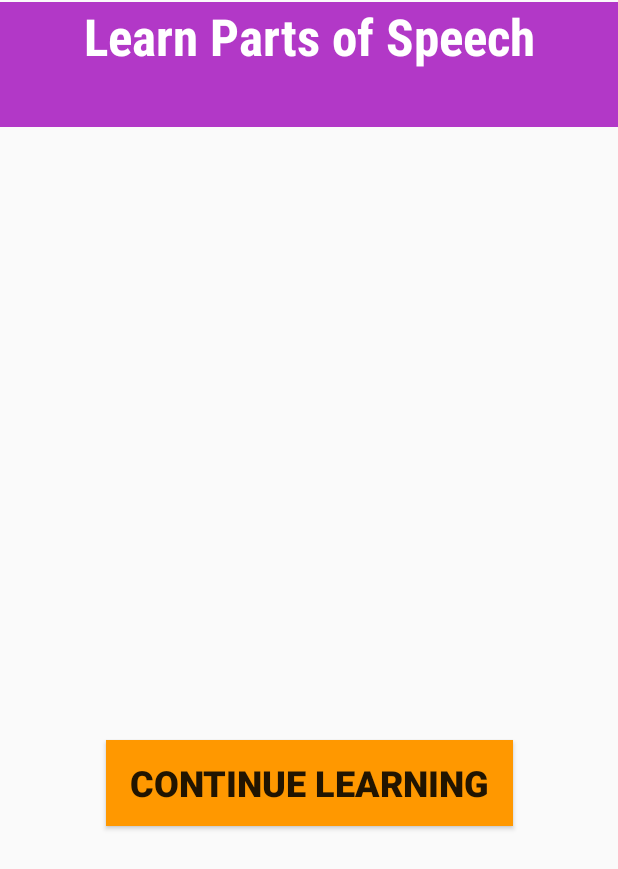
After one commit to BSEF19A519/Assignment_02, an Android app: the Result screen opened directly, with no data from a screen before it, on a phone screen of 412 x 824 dp. The commit adds this screen. Shown: the top 869 px of the screen. Run offline under Robolectric (Android 15) with nearby library versions, the phone set to English and light mode, and no system bars.

Commit message:
result changed

```diff
--- a/app/src/main/AndroidManifest.xml
+++ b/app/src/main/AndroidManifest.xml
@@ -9,6 +9,9 @@
         android:roundIcon="@mipmap/ic_launcher_round"
         android:supportsRtl="true"
         android:theme="@style/Theme.Assignment_02">
+        <activity
+            android:name=".Result"
+            android:exported="false" />
         <activity
             android:name=".Quiz"
             android:exported="false" />
--- /dev/null
+++ b/app/src/main/java/com/example/assignment_02/Result.java
@@ -0,0 +1,31 @@
+package com.example.assignment_02;
+
+import androidx.appcompat.app.AppCompatActivity;
+
+import android.content.Intent;
+import android.os.Bundle;
+import android.text.method.ScrollingMovementMethod;
+import android.view.View;
+import android.widget.TextView;
+
+public class Result extends AppCompatActivity {
+
+    @Override
+    protected void onCreate(Bundle savedInstanceState) {
+        super.onCreate(savedInstanceState);
+        setContentView(R.layout.activity_result);
+
+        TextView textView1,txtview2;
+        textView1=findViewById(R.id.textView14);
+        txtview2=findViewById(R.id.textView15);
+
+        Intent intent = getIntent();
+        textView1.setText(intent.getStringExtra("result"));
+        txtview2.setText(intent.getStringExtra("msg"));
+    }
+
+    public void Back(View view) {
+        Intent intent = new Intent(Result.this, MainActivity.class);
+        startActivity(intent);
+    }
+}
--- a/app/src/main/res/layout/activity_articles.xml
+++ b/app/src/main/res/layout/activity_articles.xml
@@ -31,6 +31,7 @@
         android:layout_height="wrap_content"
         android:scrollbars="vertical"
         android:text="@string/textview"
+        android:textSize="20sp"
         app:layout_constraintEnd_toEndOf="parent"
         app:layout_constraintStart_toStartOf="parent"
         app:layout_constraintTop_toBottomOf="@+id/textViewarticle"
--- a/app/src/main/res/layout/activity_conjuctions.xml
+++ b/app/src/main/res/layout/activity_conjuctions.xml
@@ -30,6 +30,7 @@
         android:layout_width="0dp"
         android:layout_height="wrap_content"
         android:scrollbars="vertical"
+        android:textSize="20sp"
         android:text="@string/textview"
         app:layout_constraintEnd_toEndOf="parent"
         app:layout_constraintStart_toStartOf="parent"
--- a/app/src/main/res/layout/activity_menu.xml
+++ b/app/src/main/res/layout/activity_menu.xml
@@ -171,7 +171,7 @@
             android:layout_marginTop="?android:attr/scrollbarSize"
             android:layout_marginRight="?android:attr/scrollbarSize"
             android:layout_marginBottom="?android:attr/scrollbarSize"
-            android:background="@color/backcolor"
+            android:background="@color/purple_200"
             android:onClick="Quiz"
             android:text="@string/attempt_quiz"
             android:textAlignment="center"
--- a/app/src/main/res/layout/activity_prepositions.xml
+++ b/app/src/main/res/layout/activity_prepositions.xml
@@ -30,6 +30,7 @@
         android:layout_width="0dp"
         android:layout_height="wrap_content"
         android:scrollbars="vertical"
+        android:textSize="20sp"
         android:text="@string/textview"
         app:layout_constraintEnd_toEndOf="parent"
         app:layout_constraintStart_toStartOf="parent"
--- a/app/src/main/res/layout/activity_pronoun.xml
+++ b/app/src/main/res/layout/activity_pronoun.xml
@@ -30,6 +30,7 @@
         android:layout_width="0dp"
         android:layout_height="wrap_content"
         android:scrollbars="vertical"
+        android:textSize="20sp"
         android:text="@string/textview"
         app:layout_constraintEnd_toEndOf="parent"
         app:layout_constraintStart_toStartOf="parent"
--- a/app/src/main/res/layout/activity_quiz.xml
+++ b/app/src/main/res/layout/activity_quiz.xml
@@ -34,10 +34,9 @@
         android:layout_marginLeft="?android:attr/scrollbarSize"
         android:layout_marginTop="?android:attr/scrollbarSize"
         android:layout_marginRight="?android:attr/scrollbarSize"
-        android:layout_marginBottom="?android:attr/scrollbarSize"
         android:text="@string/textview"
         android:textAlignment="textStart"
-        android:textSize="24sp"
+        android:textSize="20sp"
         android:textStyle="normal"
         app:layout_constraintEnd_toEndOf="parent"
         app:layout_constraintHorizontal_bias="0.0"
@@ -113,7 +112,7 @@
             android:layout_marginTop="?android:attr/scrollbarSize"
             android:layout_marginRight="?android:attr/scrollbarSize"
             android:layout_marginBottom="?android:attr/scrollbarSize"
-            android:background="@color/backcolor"
+            android:background="@color/purple_200"
 
             android:text="@string/next"
             android:textSize="20sp"
--- /dev/null
+++ b/app/src/main/res/layout/activity_result.xml
@@ -0,0 +1,73 @@
+<?xml version="1.0" encoding="utf-8"?>
+<androidx.constraintlayout.widget.ConstraintLayout xmlns:android="http://schemas.android.com/apk/res/android"
+    xmlns:app="http://schemas.android.com/apk/res-auto"
+    xmlns:tools="http://schemas.android.com/tools"
+    android:layout_width="match_parent"
+    android:layout_height="match_parent"
+    tools:context=".Result">
+
+    <TextView
+        android:id="@+id/txtboxresult"
+        android:layout_width="0dp"
+        android:layout_height="83dp"
+        android:background="@color/purple_200"
+        android:fontFamily="sans-serif-condensed-medium"
+        android:text="@string/learn_parts_of_speech"
+        android:textAlignment="center"
+        android:textColor="@color/white"
+        android:textSize="34sp"
+        android:textStyle="bold"
+        app:layout_constraintBottom_toBottomOf="parent"
+        app:layout_constraintEnd_toEndOf="parent"
+        app:layout_constraintLeft_toLeftOf="parent"
+        app:layout_constraintRight_toRightOf="parent"
+        app:layout_constraintStart_toStartOf="parent"
+        app:layout_constraintTop_toTopOf="parent"
+        app:layout_constraintVertical_bias="0.002"
+        tools:ignore="TextContrastCheck" />
+
+    <TextView
+        android:id="@+id/textView14"
+        android:layout_width="0dp"
+        android:layout_height="143dp"
+        android:layout_marginTop="152dp"
+        android:text="@string/textview"
+        android:textAlignment="center"
+        android:textColor="@color/backcolor"
+        android:textSize="34sp"
+        android:textStyle="normal|bold"
+        app:layout_constraintEnd_toEndOf="parent"
+        app:layout_constraintHorizontal_bias="0.444"
+        app:layout_constraintStart_toStartOf="parent"
+        app:layout_constraintTop_toTopOf="parent"
+        tools:ignore="TextContrastCheck" />
+
+    <TextView
+        android:id="@+id/textView15"
+        android:layout_width="0dp"
+        android:layout_height="118dp"
+        android:layout_marginTop="20dp"
+        android:text="@string/textview"
+        android:textAlignment="center"
+        android:textColor="#9C27B0"
+        android:textSize="24sp"
+        android:textStyle="bold"
+        app:layout_constraintEnd_toEndOf="parent"
+        app:layout_constraintStart_toStartOf="parent"
+        app:layout_constraintTop_toBottomOf="@+id/textView14" />
+
+    <Button
+        android:id="@+id/button18"
+        android:layout_width="271dp"
+        android:layout_height="57dp"
+        android:layout_marginTop="60dp"
+        android:background="@color/backcolor"
+        android:onClick="Back"
+        android:text="@string/continue_learning"
+        android:textSize="24sp"
+        android:textStyle="bold"
+        app:layout_constraintEnd_toEndOf="parent"
+        app:layout_constraintStart_toStartOf="parent"
+        app:layout_constraintTop_toBottomOf="@+id/textView15"
+        tools:ignore="OnClick,UsingOnClickInXml" />
+</androidx.constraintlayout.widget.ConstraintLayout>
--- a/app/src/main/res/layout/activity_verb.xml
+++ b/app/src/main/res/layout/activity_verb.xml
@@ -34,6 +34,7 @@
         android:layout_marginRight="?android:attr/scrollbarSize"
         android:layout_marginBottom="?android:attr/scrollbarSize"
         android:scrollbars="vertical"
+        android:textSize="20sp"
 
         android:text="@string/textview"
         app:layout_constraintEnd_toEndOf="parent"
--- a/app/src/main/res/values/strings.xml
+++ b/app/src/main/res/values/strings.xml
@@ -22,7 +22,7 @@
     <string name="button">Button</string>
     <string name="correct_answer">Correct Answer:</string>
     <string name="Articles">articles</string>
-    <string name="textview">TextView</string>
+
     <string name="conjunctions">conjtxt</string>
     <string name="conjunctionstxt">Conjunctions</string>
     <string name="nounstxt">Nouns</string>
@@ -33,5 +33,8 @@
     <string name="pronou">Pronouns</string>
     <string name="adver">Adverbs</string>
 
+    <string name="textview">TextView</string>
+    <string name="continue_learning">Continue Learning</string>
+
 
 </resources>
```
Also changed, not shown: app/src/main/java/com/example/assignment_02/Menu.java (+42 -71 lines), app/src/main/java/com/example/assignment_02/Quiz.java (+173 -35 lines), app/src/main/res/layout/activity_adjectives.xml (+6 -6 lines), app/src/main/res/layout/activity_adverb.xml (+6 -6 lines), app/src/main/res/layout/activity_noun.xml (+6 -6 lines).
